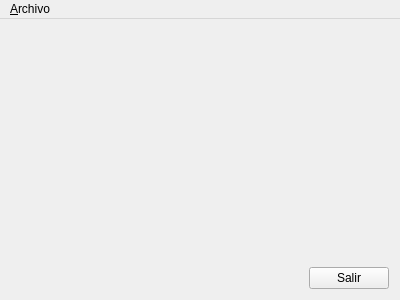
Qt form Capturer/imageviewerwindow.ui (Universidad-de-La-Laguna/gii-soa-videovigilancia-capturer) before a commit.
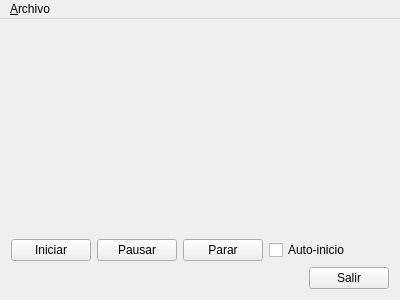
The same form after that commit.

Commit message: incorporar botones de inicio, pausa y parada

Diff of the .ui file:
```diff
--- a/Capturer/imageviewerwindow.ui
+++ b/Capturer/imageviewerwindow.ui
@@ -31,6 +31,51 @@
       </property>
      </widget>
     </item>
+    <item>
+     <layout class="QHBoxLayout" name="horizontalLayout_2">
+      <item>
+       <widget class="QPushButton" name="pbIniciar">
+        <property name="text">
+         <string>Iniciar</string>
+        </property>
+       </widget>
+      </item>
+      <item>
+       <widget class="QPushButton" name="pbPausar">
+        <property name="text">
+         <string>Pausar</string>
+        </property>
+       </widget>
+      </item>
+      <item>
+       <widget class="QPushButton" name="pbParar">
+        <property name="text">
+         <string>Parar</string>
+        </property>
+       </widget>
+      </item>
+      <item>
+       <widget class="QCheckBox" name="cbAutoInicio">
+        <property name="text">
+         <string>Auto-inicio</string>
+        </property>
+       </widget>
+      </item>
+      <item>
+       <spacer name="horizontalSpacer_2">
+        <property name="orientation">
+         <enum>Qt::Horizontal</enum>
+        </property>
+        <property name="sizeHint" stdset="0">
+         <size>
+          <width>40</width>
+          <height>20</height>
+         </size>
+        </property>
+       </spacer>
+      </item>
+     </layout>
+    </item>
     <item>
      <layout class="QHBoxLayout" name="horizontalLayout">
       <item>
```
Left out of the diff: 4 changed lines with no effect on the pictures. The commit also changes 2 other files.
